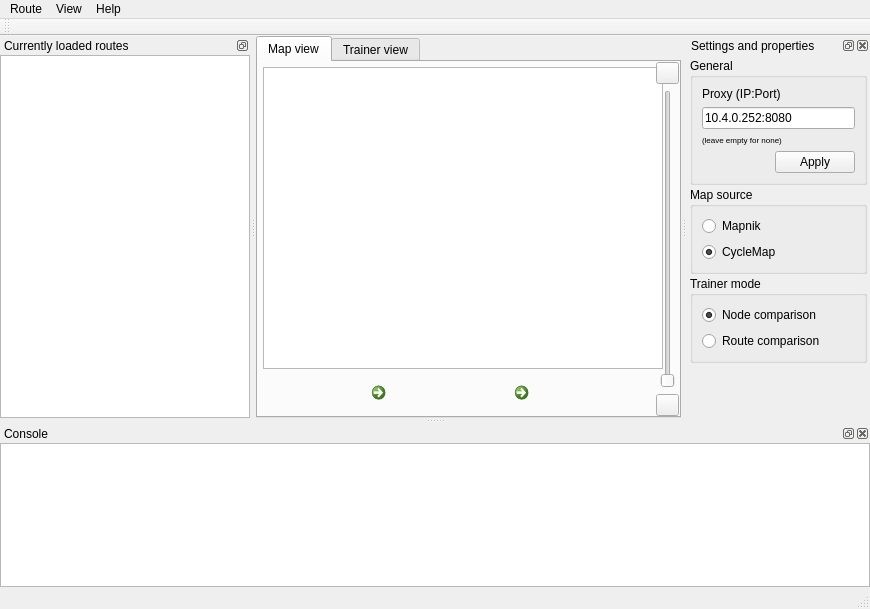
Above: tea.ui from mueslo/TEA before the change. Below: the same form after it.
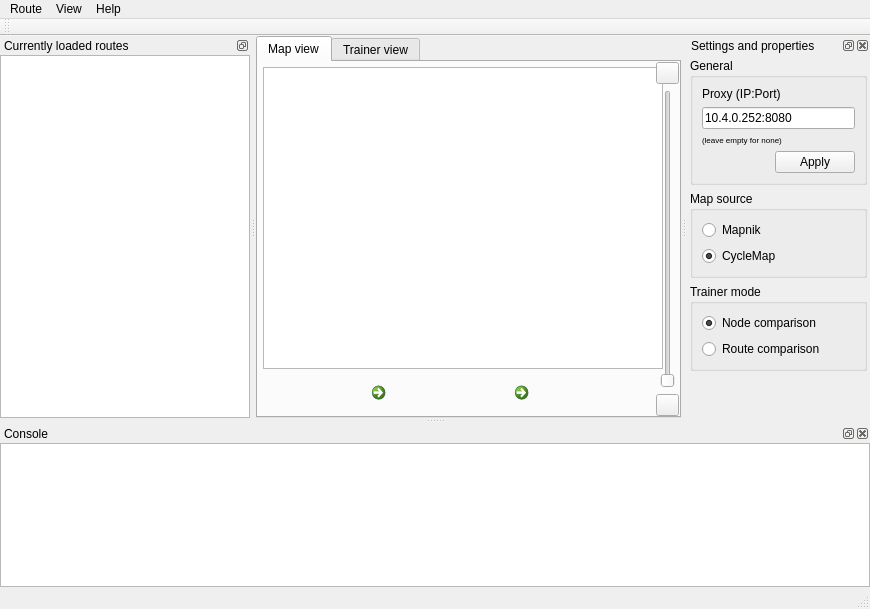
That is the form after the change. Icons and pictures are not drawn. Custom widgets are drawn as their Qt base class.

Commit message: 1) increased ListWidget functionality with own subclass 2) added a save button to save the adb content in rdb

```diff
--- a/tea.ui
+++ b/tea.ui
@@ -584,7 +584,7 @@
    <property name="minimumSize">
     <size>
      <width>183</width>
-     <height>327</height>
+     <height>329</height>
     </size>
    </property>
    <property name="windowIcon">
@@ -601,10 +601,7 @@
     <number>2</number>
    </attribute>
    <widget class="QWidget" name="dockWidgetContents">
-    <layout class="QVBoxLayout" name="verticalLayout_2">
-     <property name="spacing">
-      <number>2</number>
-     </property>
+    <layout class="QGridLayout" name="gridLayout_3">
      <property name="margin">
       <number>3</number>
      </property>
@@ -677,12 +674,14 @@
        </layout>
       </widget>
      </item>
-     <item>
+     <item row="1" column="0">
       <widget class="QGroupBox" name="grpbMapSource">
        <property name="title">
         <string>Map source</string>
        </property>
-       <layout class="QVBoxLayout" name="verticalLayout_6">
+       <layout class="QGridLayout" name="gridLayout">
+        <item row="0" column="0">
+         <layout class="QVBoxLayout" name="verticalLayout_4">
         <item>
          <widget class="QRadioButton" name="rbMapnik">
           <property name="text">
@@ -710,14 +709,18 @@
          </widget>
         </item>
        </layout>
+        </item>
+       </layout>
       </widget>
      </item>
-     <item>
+     <item row="2" column="0">
       <widget class="QGroupBox" name="grpbTrainerMode">
        <property name="title">
         <string>Trainer mode</string>
        </property>
-       <layout class="QVBoxLayout" name="verticalLayout_7">
+       <layout class="QGridLayout" name="gridLayout_2">
+        <item row="0" column="0">
+         <layout class="QVBoxLayout" name="verticalLayout_5">
         <item>
          <widget class="QRadioButton" name="rbNode">
           <property name="text">
@@ -745,9 +748,11 @@
          </widget>
         </item>
        </layout>
+        </item>
+       </layout>
       </widget>
      </item>
-     <item>
+     <item row="3" column="0">
       <spacer name="verticalSpacer">
        <property name="orientation">
         <enum>Qt::Vertical</enum>
```
Left out of the diff: 8 changed lines with no effect on the pictures. Lines whose indentation alone changed are shown as unchanged. The commit also changes 6 other files.
